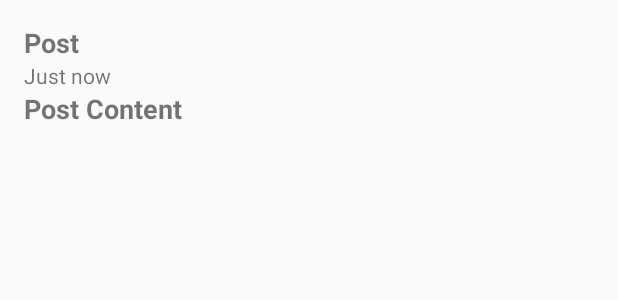
After one commit to miandelatorre/PracticaAndroidBasico, an Android app: the layout item_post.xml on its own in the app's theme, with its tools: preview values and no code run, on a phone screen of 412 x 824 dp. The commit adds this screen. Shown: the top 300 px of the screen. Run offline under Robolectric (Android 15) with nearby library versions, the phone set to English and light mode, and no system bars; network calls fail.

Commit message:
Se implementa que al pulsar en un Topic se vean sus Posts

```diff
--- a/app/src/main/AndroidManifest.xml
+++ b/app/src/main/AndroidManifest.xml
@@ -11,7 +11,7 @@
         android:roundIcon="@mipmap/ic_launcher_round"
         android:supportsRtl="true"
         android:theme="@style/AppTheme">
-        <activity android:name=".PostsActivity"></activity>
+        <activity android:name=".posts.PostsActivity"></activity>
         <activity android:name=".login.LoginActivity">
             <intent-filter>
                 <action android:name="android.intent.action.MAIN" />
--- a/app/src/main/java/io/keepcoding/eh_ho/data/TopicsRepo.kt
+++ b/app/src/main/java/io/keepcoding/eh_ho/data/TopicsRepo.kt
@@ -40,12 +40,6 @@ object TopicsRepo {
             .add(request)
 
     }
-/*    get() {
-        if(field.isEmpty())
-            field.addAll(createDummyTopics())
-        return field
-    }
-*/
 
     fun addTopic(
         context: Context,
--- a/app/src/main/java/io/keepcoding/eh_ho/topics/TopicsActivity.kt
+++ b/app/src/main/java/io/keepcoding/eh_ho/topics/TopicsActivity.kt
@@ -1,16 +1,16 @@
 package io.keepcoding.eh_ho.topics
 
-import android.content.Context
 import android.content.Intent
 import android.os.Bundle
 import android.view.View
 import androidx.appcompat.app.AppCompatActivity
-import androidx.fragment.app.Fragment
 import io.keepcoding.eh_ho.*
 import io.keepcoding.eh_ho.data.Topic
 import io.keepcoding.eh_ho.data.TopicsRepo
 import io.keepcoding.eh_ho.data.UserRepo
 import io.keepcoding.eh_ho.login.LoginActivity
+import io.keepcoding.eh_ho.posts.EXTRA_TOPIC_ID
+import io.keepcoding.eh_ho.posts.PostsActivity
 import kotlinx.android.synthetic.main.activity_topics.*
 
 const val TRANSACTION_CREATE_TOPIC = "create_topic"
--- a/app/src/main/java/io/keepcoding/eh_ho/topics/TopicsAdapter.kt
+++ b/app/src/main/java/io/keepcoding/eh_ho/topics/TopicsAdapter.kt
@@ -34,9 +34,7 @@ class TopicsAdapter(val topicClickListener: ((Topic) -> Unit)? = null) :
     override fun onCreateViewHolder(list: ViewGroup, viewType: Int): TopicHolder {
         val contex = list.context
         val view = list.inflate(R.layout.item_topic)
-        //LayoutInflater.from(list.context).inflate(R.layout.item_topic, list, false)
 
-//        Log.d(this::class.java.canonicalName, "On create view")
         return TopicHolder(view)
     }
 
--- a/app/src/main/java/io/keepcoding/eh_ho/topics/TopicsFragment.kt
+++ b/app/src/main/java/io/keepcoding/eh_ho/topics/TopicsFragment.kt
@@ -75,7 +75,6 @@ class TopicsFragment : Fragment() {
     override fun onResume() {
         super.onResume()
         this.topicsInteractionListener?.loadTopics(this.topicsAdapter)
-
     }
 
     override fun onOptionsItemSelected(item: MenuItem): Boolean {
--- /dev/null
+++ b/app/src/main/res/layout/item_post.xml
@@ -0,0 +1,43 @@
+<?xml version="1.0" encoding="utf-8"?>
+<androidx.constraintlayout.widget.ConstraintLayout
+    xmlns:app="http://schemas.android.com/apk/res-auto"
+    xmlns:android="http://schemas.android.com/apk/res/android"
+    xmlns:tools="http://schemas.android.com/tools"
+    android:layout_width="match_parent"
+    android:layout_height="wrap_content"
+    android:orientation="vertical"
+    android:padding="16dp">
+
+    <TextView
+        android:id="@+id/labelAuthor"
+        android:layout_width="0dp"
+        android:layout_height="wrap_content"
+        android:textSize="18sp"
+        android:textStyle="bold"
+        app:layout_constraintEnd_toEndOf="parent"
+        app:layout_constraintStart_toStartOf="parent"
+        app:layout_constraintTop_toTopOf="parent"
+        tools:text="Post" />
+
+
+    <TextView
+        android:id="@+id/labelDatePost"
+        android:layout_width="0dp"
+        android:layout_height="wrap_content"
+        app:layout_constraintEnd_toEndOf="parent"
+        app:layout_constraintStart_toStartOf="parent"
+        app:layout_constraintTop_toBottomOf="@+id/labelAuthor"
+        tools:text="Just now" />
+
+    <TextView
+        android:id="@+id/labelContent"
+        android:layout_width="0dp"
+        android:layout_height="wrap_content"
+        android:textSize="18sp"
+        android:textStyle="bold"
+        app:layout_constraintEnd_toEndOf="parent"
+        app:layout_constraintStart_toStartOf="parent"
+        app:layout_constraintTop_toBottomOf="@+id/labelDatePost"
+        tools:text="Post Content" />
+
+</androidx.constraintlayout.widget.ConstraintLayout>
--- a/app/src/main/res/layout/item_topic.xml
+++ b/app/src/main/res/layout/item_topic.xml
@@ -1,5 +1,6 @@
 <?xml version="1.0" encoding="utf-8"?>
-<androidx.constraintlayout.widget.ConstraintLayout xmlns:android="http://schemas.android.com/apk/res/android"
+<androidx.constraintlayout.widget.ConstraintLayout
+    xmlns:android="http://schemas.android.com/apk/res/android"
     xmlns:app="http://schemas.android.com/apk/res-auto"
     xmlns:tools="http://schemas.android.com/tools"
     android:layout_width="match_parent"
@@ -7,7 +8,6 @@
     android:orientation="vertical"
     android:padding="16dp">
 
-    <!--    android:id="@+id/label_topic"-->
     <TextView
         android:id="@+id/labelTitle"
         android:layout_width="0dp"
```
Also changed, not shown: app/src/main/java/io/keepcoding/eh_ho/PostsActivity.kt (deleted, +0 -35 lines), app/src/main/java/io/keepcoding/eh_ho/data/ApiRoutes.kt (+8 -0 lines), app/src/main/java/io/keepcoding/eh_ho/data/Models.kt (+46 -3 lines), app/src/main/java/io/keepcoding/eh_ho/data/PostsRepo.kt (added, +44 -0 lines), app/src/main/java/io/keepcoding/eh_ho/posts/PostsActivity.kt (added, +48 -0 lines), app/src/main/java/io/keepcoding/eh_ho/posts/PostsAdapter.kt (added, +54 -0 lines), app/src/main/java/io/keepcoding/eh_ho/posts/PostsFragment.kt (added, +75 -0 lines), app/src/main/res/layout/activity_posts.xml (+17 -9 lines), app/src/main/res/layout/activity_topics.xml (+0 -9 lines), app/src/main/res/layout/fragment_posts.xml (added, +14 -0 lines).
